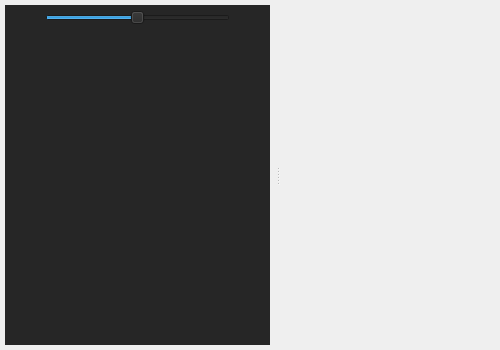
First picture: the form in LEO_sniffy/modules/scope/scopewindow.ui, repository jirik09/Sniffy, before the edit.
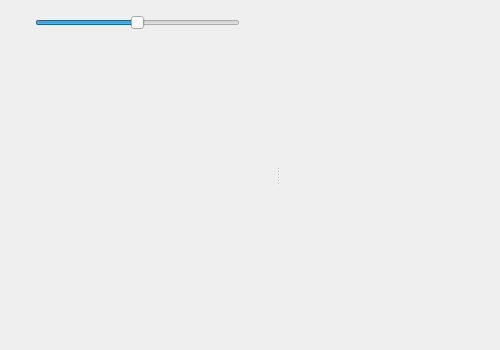
Second picture: the form after the edit.

Patch:
```diff
--- a/LEO_sniffy/modules/scope/scopewindow.ui
+++ b/LEO_sniffy/modules/scope/scopewindow.ui
@@ -74,6 +74,12 @@
        </property>
        <item>
         <widget class="QWidget" name="widget_top" native="true">
+         <property name="sizePolicy">
+          <sizepolicy hsizetype="Minimum" vsizetype="Preferred">
+           <horstretch>0</horstretch>
+           <verstretch>0</verstretch>
+          </sizepolicy>
+         </property>
          <property name="minimumSize">
           <size>
            <width>0</width>
@@ -87,22 +93,20 @@
           </size>
          </property>
          <property name="styleSheet">
-          <string notr="true">QWidget{
-background-color: rgb(38, 38, 38);
-}</string>
+          <string notr="true"/>
          </property>
          <layout class="QVBoxLayout" name="verticalLayout_4">
           <property name="spacing">
            <number>0</number>
           </property>
           <property name="leftMargin">
-           <number>40</number>
+           <number>30</number>
           </property>
           <property name="topMargin">
-           <number>5</number>
+           <number>10</number>
           </property>
           <property name="rightMargin">
-           <number>40</number>
+           <number>30</number>
           </property>
           <property name="bottomMargin">
            <number>0</number>
@@ -110,7 +114,7 @@
           <item>
            <widget class="QSlider" name="sliderSignal">
             <property name="sizePolicy">
-             <sizepolicy hsizetype="Expanding" vsizetype="Fixed">
+             <sizepolicy hsizetype="Expanding" vsizetype="Minimum">
               <horstretch>0</horstretch>
               <verstretch>0</verstretch>
              </sizepolicy>
@@ -156,9 +160,7 @@
           </size>
          </property>
          <property name="styleSheet">
-          <string notr="true">QWidget{
-background-color: rgb(38, 38, 38);
-}</string>
+          <string notr="true"/>
          </property>
          <layout class="QHBoxLayout" name="horizontalLayout_2">
           <property name="spacing">
@@ -184,6 +186,9 @@
               <verstretch>0</verstretch>
              </sizepolicy>
             </property>
+            <property name="styleSheet">
+             <string notr="true"/>
+            </property>
             <layout class="QVBoxLayout" name="verticalLayout_5">
              <property name="spacing">
               <number>0</number>
@@ -234,9 +239,7 @@
           </size>
          </property>
          <property name="styleSheet">
-          <string notr="true">QWidget{
-background-color: rgb(38, 38, 38);
-}</string>
+          <string notr="true"/>
          </property>
          <layout class="QVBoxLayout" name="verticalLayout_2">
           <property name="spacing">
```
Left out of the diff: 6 changed lines with no effect on the pictures.
